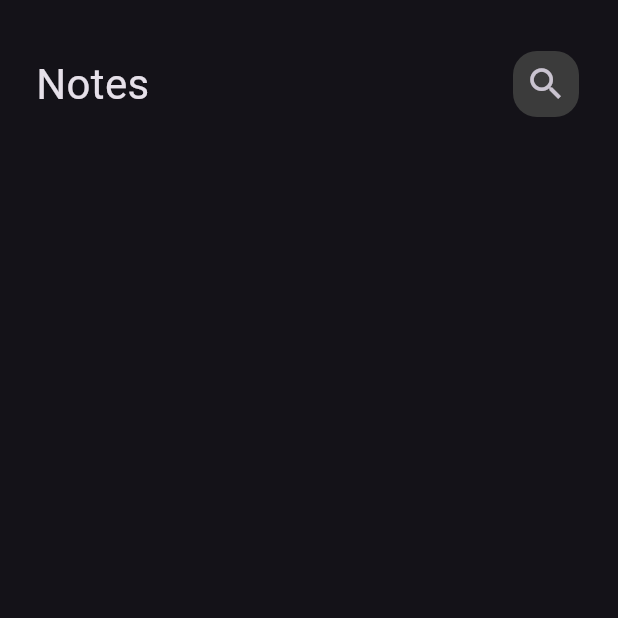
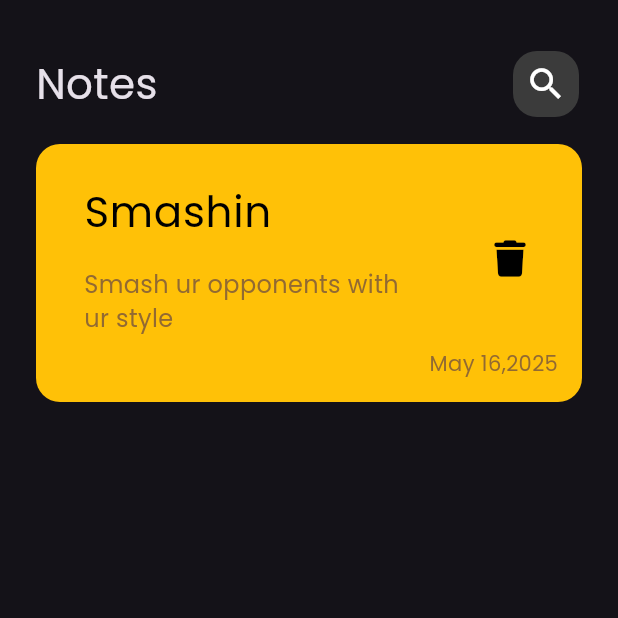
Before and after one commit to Ahmed-Aatwan/notes_app, a Flutter app: the screen it shows after launch, on a phone screen of 412 x 824 dp, the top half of it. Run offline on Flutter 3.47's test engine with Material 3 defaults, Android fonts, the phone set to English and light mode, and no system bars; our stand-ins replace font_awesome_flutter, gap.

Commit message:
create custom note item and add font

```diff
--- a/lib/main.dart
+++ b/lib/main.dart
@@ -15,7 +15,7 @@ class NotesApp extends StatelessWidget {
       routes: {HomeView.id: (context) => const HomeView()},
       initialRoute: HomeView.id,
       title: 'Notes App',
-      theme: ThemeData(brightness: Brightness.dark),
+      theme: ThemeData(brightness: Brightness.dark,fontFamily: 'Poppins'),
     );
   }
 }
--- /dev/null
+++ b/lib/widgets/custom_note_item.dart
@@ -0,0 +1,41 @@
+import 'package:flutter/material.dart';
+import 'package:font_awesome_flutter/font_awesome_flutter.dart';
+
+class CustomNoteItem extends StatelessWidget {
+  const CustomNoteItem({super.key});
+
+  @override
+  Widget build(BuildContext context) {
+    return Container(
+      padding: const EdgeInsets.only(left: 16, top: 16, bottom: 16),
+      decoration: BoxDecoration(color: Colors.amber, borderRadius: BorderRadius.circular(16)),
+      child: Column(
+        children: [
+          ListTile(
+            title: const Text('Smashin', style: TextStyle(color: Colors.black, fontSize: 28)),
+            subtitle: const Padding(
+              padding: EdgeInsets.only(top: 16.0, right: 16),
+              child: Text(
+                'Smash ur opponents with ur style',
+                style: TextStyle(color: Color(0xff926a32), fontSize: 16),
+              ),
+            ),
+            trailing: IconButton(
+              onPressed: () {},
+              icon: const Icon(FontAwesomeIcons.trash, color: Colors.black, size: 24),
+            ),
+          ),
+          const Padding(
+            padding: EdgeInsets.only(right: 16.0),
+            child: Row(
+              mainAxisAlignment: MainAxisAlignment.end,
+              children: [
+                Text('May 16,2025', style: TextStyle(color: Color(0xff926a32), fontSize: 14)),
+              ],
+            ),
+          ),
+        ],
+      ),
+    );
+  }
+}
--- a/lib/widgets/custom_search_icon.dart
+++ b/lib/widgets/custom_search_icon.dart
@@ -10,6 +10,7 @@ class CustomSearchIcon extends StatelessWidget {
       icon: const Icon(Icons.search, size: 28),
       style: const ButtonStyle(
         backgroundColor: WidgetStatePropertyAll(Color(0xff3b3b3b)),
+        foregroundColor: WidgetStatePropertyAll(Colors.white),
         shape: WidgetStatePropertyAll(
           RoundedRectangleBorder(borderRadius: BorderRadius.all(Radius.circular(16))),
         ),
--- a/lib/widgets/notes_view_body.dart
+++ b/lib/widgets/notes_view_body.dart
@@ -1,5 +1,8 @@
 import 'package:flutter/material.dart';
+
+import 'package:gap/gap.dart';
 import 'package:notes_app/widgets/custom_app_bar.dart';
+import 'package:notes_app/widgets/custom_note_item.dart';
 
 class NotesViewBody extends StatelessWidget {
   const NotesViewBody({super.key});
@@ -7,11 +10,8 @@ class NotesViewBody extends StatelessWidget {
   @override
   Widget build(BuildContext context) {
     return const Padding(
-      padding: EdgeInsets.symmetric(horizontal: 24.0,vertical: 32),
-      child: Column(children: [
-          CustomAppBar(),
-          ],
-      ),
+      padding: EdgeInsets.symmetric(horizontal: 24.0, vertical: 32),
+      child: Column(children: [CustomAppBar(), Gap(16), CustomNoteItem()]),
     );
   }
 }
```
Also changed, not shown: pubspec.yaml (+9 -22 lines), assets/fonts/Poppins-Regular.ttf (added), pubspec.lock.
